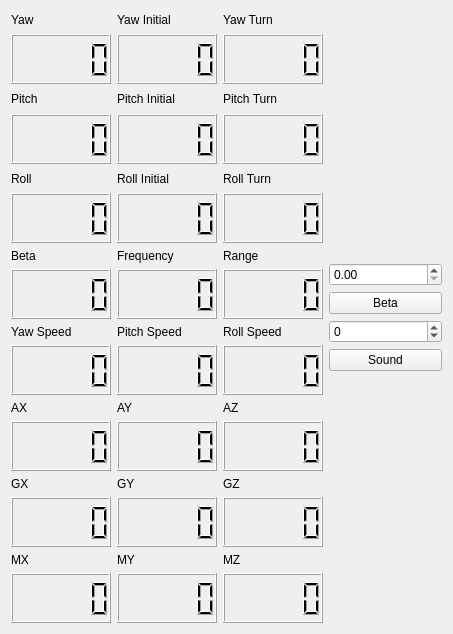
This is datawidget.ui in chavesjm/CrockettTrainingMonitor as Qt 5 draws it before an edit. The edited form follows.
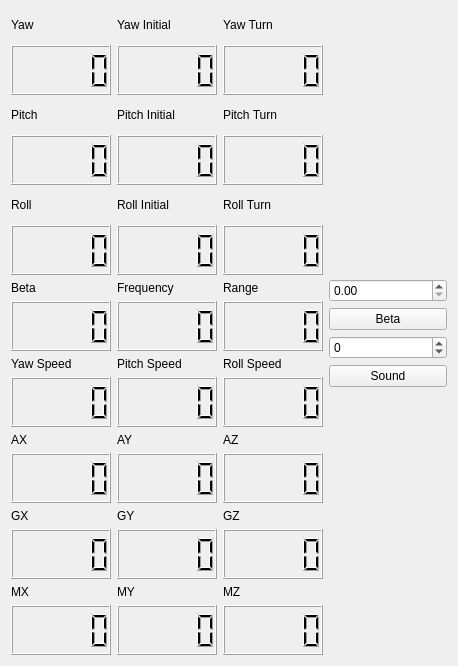
This is the edited form.

Patch:
```diff
--- a/datawidget.ui
+++ b/datawidget.ui
@@ -6,8 +6,8 @@
    <rect>
     <x>0</x>
     <y>0</y>
-    <width>453</width>
-    <height>634</height>
+    <width>458</width>
+    <height>666</height>
    </rect>
   </property>
   <property name="windowTitle">
```
Left out of the diff: 24 changed lines with no effect on the pictures.
